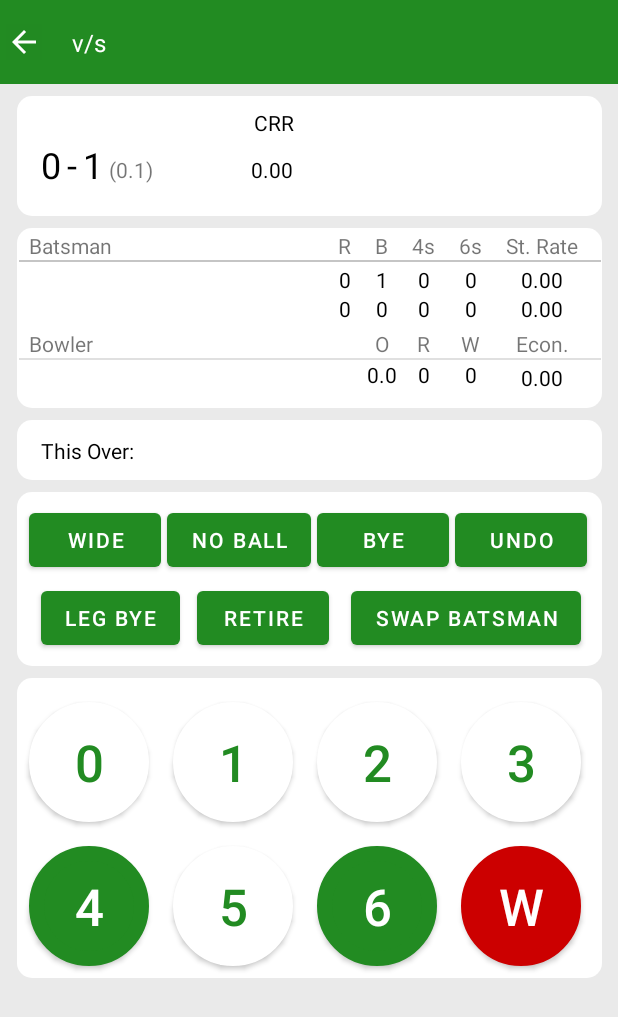
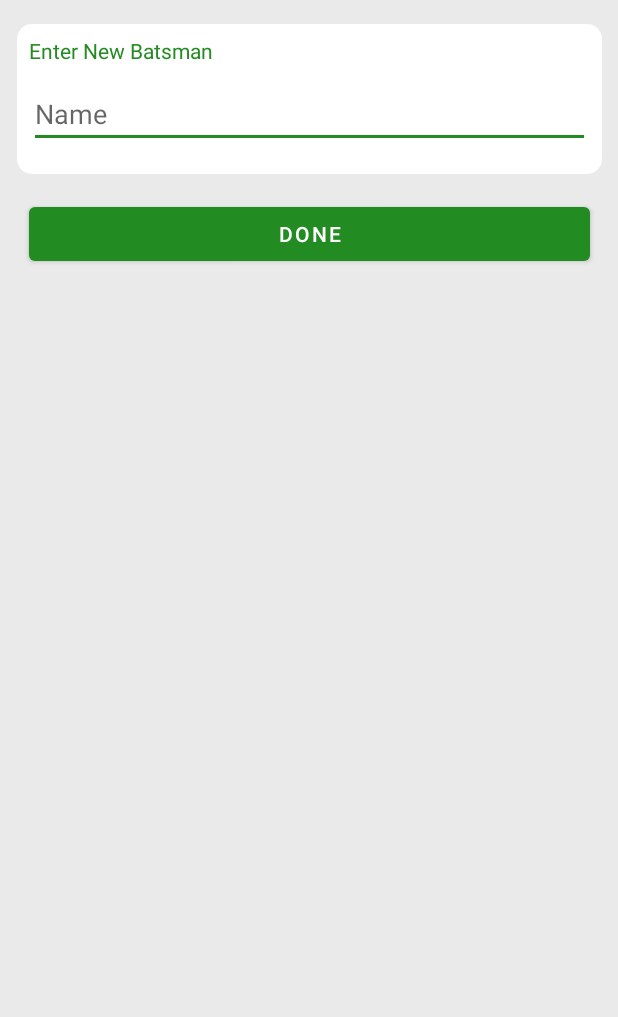
Before and after one commit to karanjotsingh16/cricketscorerbyck, an Android app: the scoreBoard screen opened directly, with no data from a screen before it, after a tap on an icon or button, on a phone screen of 412 x 824 dp. Shown: the top 1017 px of the screen. Run offline under Robolectric (Android 15) with nearby library versions, the phone set to English and light mode, and no system bars; 1 statement that could not run was skipped.

Commit message:
4th commit working on new batsman on wicket fall

```diff
--- a/app/src/main/AndroidManifest.xml
+++ b/app/src/main/AndroidManifest.xml
@@ -11,6 +11,9 @@
         android:supportsRtl="true"
         android:theme="@style/Theme.CricketScorerByCK"
         tools:targetApi="31">
+        <activity
+            android:name=".newBatsman"
+            android:exported="false" />
         <activity
             android:name=".scoreBoard"
             android:exported="false" />
--- /dev/null
+++ b/app/src/main/java/com/karancreations/cricketscorerbyck/newBatsman.java
@@ -0,0 +1,38 @@
+package com.karancreations.cricketscorerbyck;
+
+import androidx.appcompat.app.AppCompatActivity;
+
+import android.content.Intent;
+import android.os.Bundle;
+import android.view.View;
+
+import com.karancreations.cricketscorerbyck.databinding.ActivityNewBatsmanBinding;
+
+public class newBatsman extends AppCompatActivity {
+
+    ActivityNewBatsmanBinding binding;
+
+    static String newBatsman;
+
+    @Override
+    protected void onCreate(Bundle savedInstanceState) {
+        super.onCreate(savedInstanceState);
+        binding = ActivityNewBatsmanBinding.inflate(getLayoutInflater());
+        setContentView(binding.getRoot());
+
+        getSupportActionBar().hide();  // To hide Title Bar
+
+        newBatsman = binding.newBatsman.getText().toString();
+
+        binding.btnnewBatsman.setOnClickListener(new View.OnClickListener() {
+            @Override
+            public void onClick(View view) {
+                //                Next Activity Code
+                Intent scoreboard = new Intent(getApplicationContext(), scoreBoard.class);
+                startActivity(scoreboard);
+            }
+        });
+
+
+    }
+}
--- a/app/src/main/java/com/karancreations/cricketscorerbyck/scoreBoard.java
+++ b/app/src/main/java/com/karancreations/cricketscorerbyck/scoreBoard.java
@@ -2,6 +2,7 @@ package com.karancreations.cricketscorerbyck;
 
 import androidx.appcompat.app.AppCompatActivity;
 
+import android.content.Intent;
 import android.os.Bundle;
 import android.view.View;
 
@@ -43,6 +44,8 @@ public class scoreBoard extends AppCompatActivity {
     float strikerStrate = 1;
     String stStrikeRate;
 
+    String batsman[] = new String[11];
+
     @Override
     protected void onStart() {
         super.onStart();
@@ -55,8 +58,11 @@ public class scoreBoard extends AppCompatActivity {
 
         totPlayers = Integer.parseInt(CustomMatchInput.totPlayers);
 
-        binding.strikersb.setText(scStriker);
-        binding.nstrikersb.setText(scnonStriker);
+        batsman[0] = scStriker;
+        batsman[1] = scnonStriker;
+
+        binding.strikersb.setText(batsman[0]);
+        binding.nstrikersb.setText(batsman[1]);
         binding.bowlersb.setText(scBowler);
         binding.t1name.setText(team1);
         binding.t2name.setText(team2);
@@ -72,7 +78,10 @@ public class scoreBoard extends AppCompatActivity {
 
         getSupportActionBar().hide();  // To hide Title Bar
 
-       onStart();
+        batsman[wickets+1] = com.karancreations.cricketscorerbyck.newBatsman.newBatsman;
+
+
+        onStart();
 
        binding.btn0run.setOnClickListener(new View.OnClickListener() {
            @Override
@@ -99,6 +108,7 @@ public class scoreBoard extends AppCompatActivity {
                strikerBalls += 1;
                stBalls = Integer.toString(strikerBalls);
                binding.strikerballs.setText(stBalls);
+
 
                strikerStrate = (strikerRuns/strikerBalls) * 100;
                stStrikeRate = String.valueOf(strikerStrate);
@@ -133,6 +143,10 @@ public class scoreBoard extends AppCompatActivity {
                stBalls = Integer.toString(strikerBalls);
                binding.strikerballs.setText(stBalls);
 
+               strikerStrate = (strikerRuns/strikerBalls) * 100;
+               stStrikeRate = String.valueOf(strikerStrate);
+               binding.strikerstrate.setText(stStrikeRate);
+
            }
        });
 
@@ -165,6 +179,10 @@ public class scoreBoard extends AppCompatActivity {
                 binding.strikerballs.setText(stBalls);
 
 
+                strikerStrate = (strikerRuns/strikerBalls) * 100;
+                stStrikeRate = String.valueOf(strikerStrate);
+                binding.strikerstrate.setText(stStrikeRate);
+
             }
         });
 
@@ -195,6 +213,10 @@ public class scoreBoard extends AppCompatActivity {
                 strikerBalls += 1;
                 stBalls = Integer.toString(strikerBalls);
                 binding.strikerballs.setText(stBalls);
+
+                strikerStrate = (strikerRuns/strikerBalls) * 100;
+                stStrikeRate = String.valueOf(strikerStrate);
+                binding.strikerstrate.setText(stStrikeRate);
 
             }
         });
@@ -231,6 +253,10 @@ public class scoreBoard extends AppCompatActivity {
                 stFours = Integer.toString(strikerFours);
                 binding.strikerfours.setText(stFours);
 
+                strikerStrate = (strikerRuns/strikerBalls) * 100;
+                stStrikeRate = String.valueOf(strikerStrate);
+                binding.strikerstrate.setText(stStrikeRate);
+
 
             }
         });
@@ -261,6 +287,10 @@ public class scoreBoard extends AppCompatActivity {
                 strikerBalls += 1;
                 stBalls = Integer.toString(strikerBalls);
                 binding.strikerballs.setText(stBalls);
+
+                strikerStrate = (strikerRuns/strikerBalls) * 100;
+                stStrikeRate = String.valueOf(strikerStrate);
+                binding.strikerstrate.setText(stStrikeRate);
 
 
             }
@@ -297,6 +327,10 @@ public class scoreBoard extends AppCompatActivity {
                 stSixes = Integer.toString(strikerSixes);
                 binding.strikersixes.setText(stSixes);
 
+                strikerStrate = (strikerRuns/strikerBalls) * 100;
+                stStrikeRate = String.valueOf(strikerStrate);
+                binding.strikerstrate.setText(stStrikeRate);
+
 
             }
         });
@@ -323,6 +357,14 @@ public class scoreBoard extends AppCompatActivity {
                 stBalls = Integer.toString(strikerBalls);
                 binding.strikerballs.setText(stBalls);
 
+                //                Next Activity Code
+                Intent newBatsman = new Intent(getApplicationContext(), newBatsman.class);
+                startActivity(newBatsman);
+
+                batsman[wickets+1] = com.karancreations.cricketscorerbyck.newBatsman.newBatsman;
+
+
+
 
             }
         });
--- /dev/null
+++ b/app/src/main/res/layout/activity_new_batsman.xml
@@ -0,0 +1,56 @@
+<?xml version="1.0" encoding="utf-8"?>
+<androidx.constraintlayout.widget.ConstraintLayout xmlns:android="http://schemas.android.com/apk/res/android"
+    xmlns:app="http://schemas.android.com/apk/res-auto"
+    xmlns:tools="http://schemas.android.com/tools"
+    android:layout_width="match_parent"
+    android:layout_height="match_parent"
+    android:background="#EAEAEA"
+    tools:context=".newBatsman">
+
+    <androidx.constraintlayout.widget.ConstraintLayout
+        android:id="@+id/constraintLayout5"
+        android:layout_width="390dp"
+        android:layout_height="100dp"
+        android:layout_marginTop="16dp"
+        android:background="@drawable/bg"
+        app:layout_constraintEnd_toEndOf="parent"
+        app:layout_constraintStart_toStartOf="parent"
+        app:layout_constraintTop_toTopOf="parent">
+
+        <TextView
+            android:id="@+id/textView13"
+            android:layout_width="wrap_content"
+            android:layout_height="wrap_content"
+            android:layout_marginStart="8dp"
+            android:layout_marginTop="8dp"
+            android:text="Enter New Batsman"
+            android:textColor="@color/forest_green"
+            app:layout_constraintStart_toStartOf="parent"
+            app:layout_constraintTop_toTopOf="parent" />
+
+        <EditText
+            android:id="@+id/newBatsman"
+            android:layout_width="374dp"
+            android:layout_height="wrap_content"
+            android:layout_marginTop="8dp"
+            android:layout_marginBottom="16dp"
+            android:ems="10"
+            android:hint="Name"
+            android:inputType="text"
+            android:textColor="@color/forest_green"
+            app:layout_constraintBottom_toBottomOf="parent"
+            app:layout_constraintEnd_toEndOf="parent"
+            app:layout_constraintStart_toStartOf="parent"
+            app:layout_constraintTop_toBottomOf="@+id/textView13" />
+    </androidx.constraintlayout.widget.ConstraintLayout>
+
+    <Button
+        android:id="@+id/btnnewBatsman"
+        android:layout_width="374dp"
+        android:layout_height="wrap_content"
+        android:layout_marginTop="16dp"
+        android:text="done"
+        app:layout_constraintEnd_toEndOf="@+id/constraintLayout5"
+        app:layout_constraintStart_toStartOf="@+id/constraintLayout5"
+        app:layout_constraintTop_toBottomOf="@+id/constraintLayout5" />
+</androidx.constraintlayout.widget.ConstraintLayout>
--- a/app/src/main/res/values/strings.xml
+++ b/app/src/main/res/values/strings.xml
@@ -9,4 +9,6 @@
 
     <string name="hello_first_fragment">Hello first fragment</string>
     <string name="hello_second_fragment">Hello second fragment. Arg: %1$s</string>
+    <!-- TODO: Remove or change this placeholder text -->
+    <string name="hello_blank_fragment">Hello blank fragment</string>
 </resources>
```
